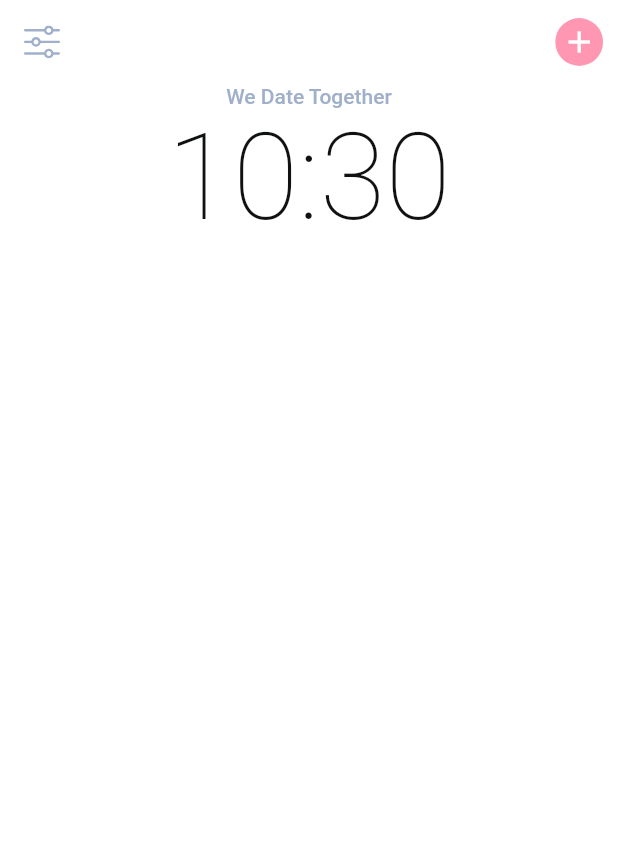
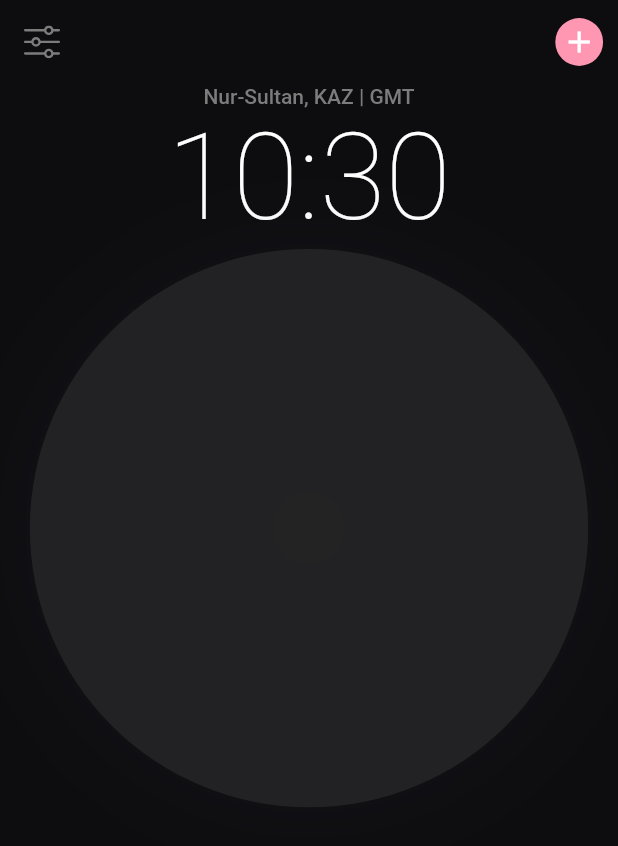
Before and after one commit to adil-nauruzbaev/ClockApp, a Flutter app: the screen it shows after launch, on a phone screen of 412 x 824 dp. Shown: the top 846 px of the screen. Run offline on Flutter 3.47's test engine with Material 2 defaults, Android fonts, the phone set to English and light mode, and no system bars; our stand-ins replace flutter_svg, google_fonts.

```diff
--- a/lib/main.dart
+++ b/lib/main.dart
@@ -16,7 +16,7 @@ class MyApp extends StatelessWidget {
       title: 'Clock',
       theme: themeData(context),
       darkTheme: darkThemeData(context),
-      themeMode: ThemeMode.light,
+      themeMode: ThemeMode.dark,
       home: HomeScreen(),
     );
   }
--- a/lib/screens/companents/body.dart
+++ b/lib/screens/companents/body.dart
@@ -1,5 +1,8 @@
 import 'dart:async';
+import 'package:analog_clock/constants.dart';
+import 'package:analog_clock/size_config.dart';
 import 'package:flutter/material.dart';
+import 'package:intl/intl.dart';
 
 class Body extends StatelessWidget {
   const Body({Key key}) : super(key: key);
@@ -11,13 +14,70 @@ class Body extends StatelessWidget {
       child: Column(
         children: [
           Text(
-            "We Date Together",
+            "Nur-Sultan, KAZ | GMT",
             style: Theme.of(context).textTheme.bodyText1,
           ),
           TimeInYearsHourAndMinute(),
+          Clock(),
         ],
       ),
     );
+  }
+}
+
+class Clock extends StatefulWidget {
+  const Clock({Key key}) : super(key: key);
+
+  @override
+  State<Clock> createState() => _ClockState();
+}
+
+class _ClockState extends State<Clock> {
+  @override
+  Widget build(BuildContext context) {
+    return Padding(
+      padding:
+          EdgeInsets.symmetric(horizontal: getProportionateScreenWidth(20)),
+      child: AspectRatio(
+        aspectRatio: 1,
+        child: Container(
+          decoration: BoxDecoration(
+              color: Theme.of(context).colorScheme.surface,
+              shape: BoxShape.circle,
+              boxShadow: [
+                BoxShadow(
+                  offset: Offset(0, 0),
+                  color: kShadowColor.withOpacity(0.14),
+                  blurRadius: 64,
+                )
+              ]),
+          child: CustomPaint(
+            painter: ClockPainter(context),
+          ),
+        ),
+      ),
+    );
+  }
+}
+
+class ClockPainter extends CustomPainter {
+  final BuildContext context;
+
+  ClockPainter(this.context);
+  @override
+  void paint(Canvas canvas, Size size) {
+    double centerX = size.width / 2;
+    double centerY = size.height / 2;
+    Offset center = Offset(centerX, centerY);
+
+    canvas.drawCircle(
+        center, 24, Paint()..color = Theme.of(context).primaryIconTheme.color);
+  }
+
+  @override
+  bool shouldRepaint(covariant CustomPainter oldDelegate) {
+    // TODO: implement shouldRepaint
+    return true;
   }
 }
 
@@ -31,6 +91,8 @@ class TimeInYearsHourAndMinute extends StatefulWidget {
 
 class _TimeInYearsHourAndMinuteState extends State<TimeInYearsHourAndMinute> {
   TimeOfDay _timeOfDay = TimeOfDay.now();
+
+
   @override
   void initState() {
     // TODO: implement initState
@@ -46,11 +108,13 @@ class _TimeInYearsHourAndMinuteState extends State<TimeInYearsHourAndMinute> {
 
   @override
   Widget build(BuildContext context) {
+    DateTime now = DateTime.now();
+  String formattedDate = DateFormat.Hm().format(DateTime.now());
     return Row(
       mainAxisAlignment: MainAxisAlignment.center,
       children: [
         Text(
-          "${_timeOfDay.hour}:${_timeOfDay.minute}",
+          "$formattedDate",
           style: Theme.of(context).textTheme.headline1,
         )
       ],
--- a/pubspec.yaml
+++ b/pubspec.yaml
@@ -34,6 +34,7 @@ dependencies:
 dev_dependencies:
   flutter_test:
     sdk: flutter
+  intl: ^0.17.0
 
 # For information on the generic Dart part of this file, see the
 # following page: https://dart.dev/tools/pub/pubspec
```
Also changed, not shown: pubspec.lock.
